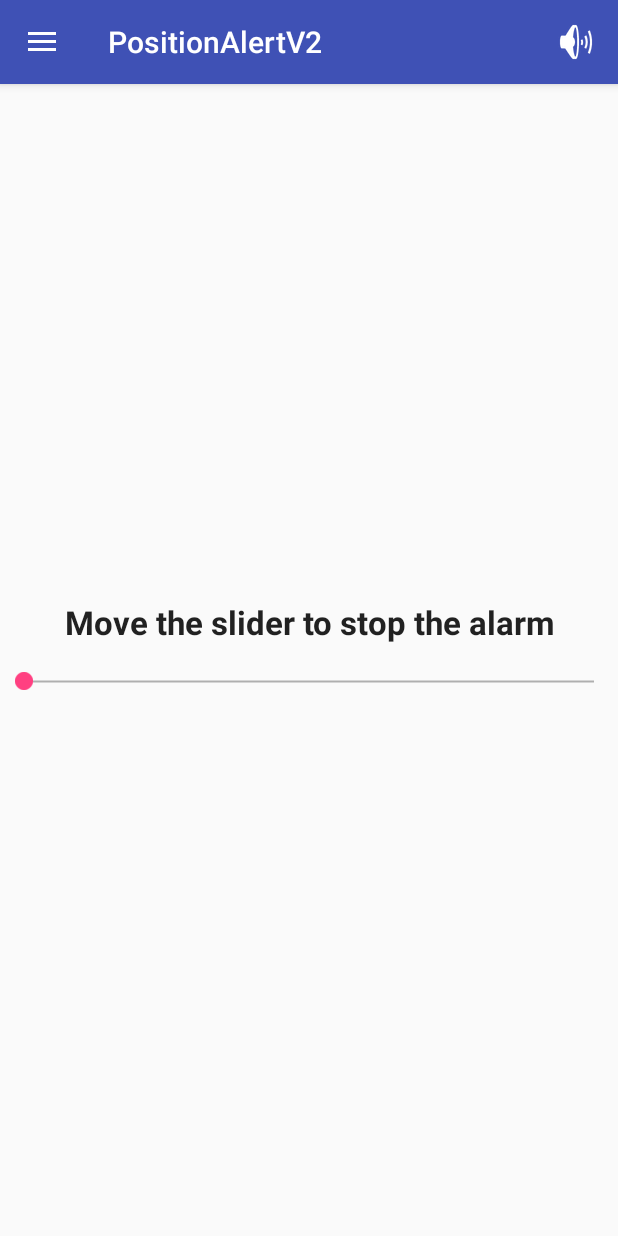
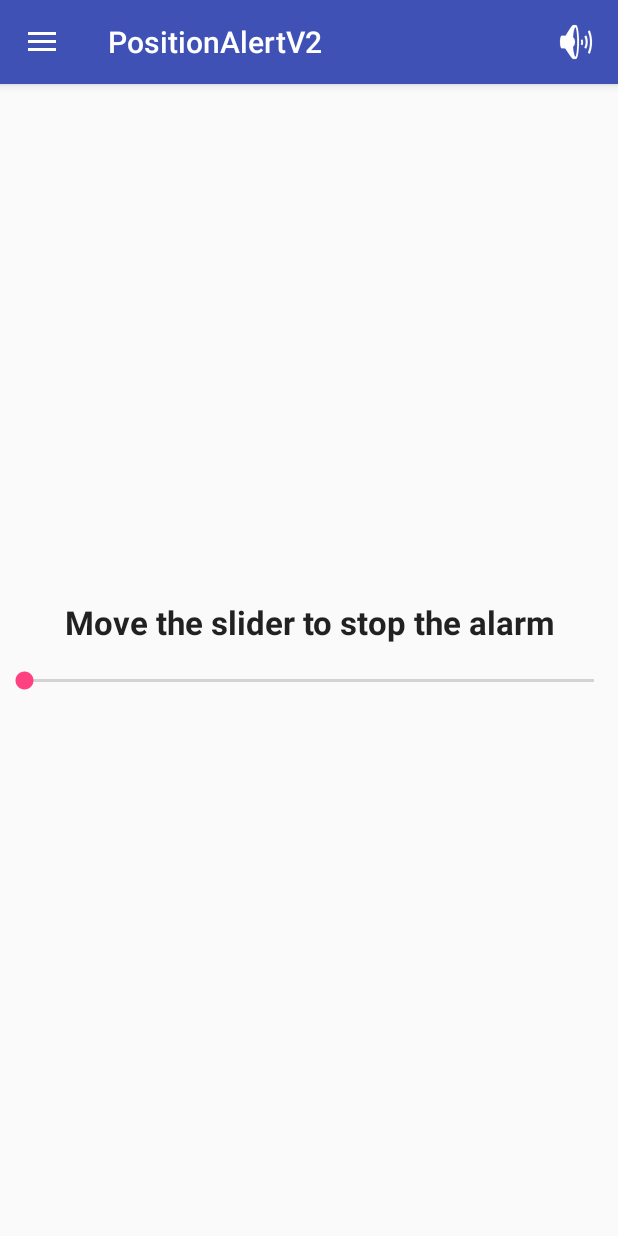
Before and after one commit to AngelMariages/PositionAlert, an Android app: the screen it shows after launch (MainActivity), after a tap on "Test", on a phone screen of 412 x 824 dp. Run offline under Robolectric (Android 15) with nearby library versions, the phone set to English and light mode, and no system bars; 1 other tap on this screen came first.

Commit message:
Fixing things 4

```diff
--- a/app/src/main/java/org/angelmariages/positionalertv2/MainActivity.java
+++ b/app/src/main/java/org/angelmariages/positionalertv2/MainActivity.java
@@ -45,7 +45,14 @@ public class MainActivity extends AppCompatActivity implements NavigationView.On
 
         dbHelper = new DestinationDBHelper(this);
 
-        loadMapFragment();
+        Intent intent = getIntent();
+        if (intent.hasExtra(Utils.RINGTONE_TO_ACTIVITY)) {
+            String ringtone = intent.getStringExtra(Utils.RINGTONE_TO_ACTIVITY);
+            loadStopAlarmFragment(ringtone);
+
+        } else {
+            loadMapFragment();
+        }
 
         Toolbar toolbar = (Toolbar) findViewById(R.id.toolbar);//Afegir Toolbar de dalt
         setSupportActionBar(toolbar);
@@ -134,13 +141,18 @@ public class MainActivity extends AppCompatActivity implements NavigationView.On
         } else if (id == R.id.nav_destinationsList) {
             loadDestinationsListFragment();
         } else if (id == R.id.test) {
-            StopAlarmFragment stopAlarmFragment = new StopAlarmFragment();
-            getFragmentManager().beginTransaction().replace(R.id.main_fragment, stopAlarmFragment).commit();
+            loadStopAlarmFragment(RingtoneManager.EXTRA_RINGTONE_DEFAULT_URI);
         }
 
         DrawerLayout drawer = (DrawerLayout) findViewById(R.id.drawer_layout);
         drawer.closeDrawer(GravityCompat.START);
         return true;
+    }
+
+    private void loadStopAlarmFragment(String ringtone) {
+        getFragmentManager().beginTransaction().replace(R.id.main_fragment,
+                StopAlarmFragment.newInstance(ringtone)
+                ).commit();
     }
 
     private void loadMapFragment() {
--- a/app/src/main/java/org/angelmariages/positionalertv2/StopAlarmFragment.java
+++ b/app/src/main/java/org/angelmariages/positionalertv2/StopAlarmFragment.java
@@ -1,6 +1,10 @@
 package org.angelmariages.positionalertv2;
 
 import android.app.Fragment;
+import android.content.Context;
+import android.media.MediaPlayer;
+import android.media.RingtoneManager;
+import android.net.Uri;
 import android.os.Bundle;
 import android.support.annotation.Nullable;
 import android.view.LayoutInflater;
@@ -8,9 +12,31 @@ import android.view.View;
 import android.view.ViewGroup;
 import android.widget.SeekBar;
 
+import java.io.IOException;
+
 public class StopAlarmFragment extends Fragment {
-    private SeekBar stopSeekBar;
-    private boolean stoped;
+    private MediaPlayer mediaPlayer;
+    private String ringtoneSaved;
+    private static final String ARG_RINGTONE = "ARG_RINGTONE";
+
+    public static StopAlarmFragment newInstance(String ringtone) {
+        StopAlarmFragment stopAlarmFragment = new StopAlarmFragment();
+        Bundle args = new Bundle();
+        args.putString(ARG_RINGTONE, ringtone);
+        stopAlarmFragment.setArguments(args);
+        return stopAlarmFragment;
+    }
+
+    @Override
+    public void onCreate(Bundle savedInstanceState) {
+        super.onCreate(savedInstanceState);
+        if(getArguments() != null) {
+            /*String ringtoneSaved = getSharedPreferences(Utils.SHARED_PREFERENCES_NAME, Context.MODE_PRIVATE)
+                    .getString(Utils.RINGTONE_PREFERENCE, null);*/
+            ringtoneSaved = getArguments().getString(ARG_RINGTONE);
+            startRingtone(getActivity());
+        }
+    }
 
     @Nullable
     @Override
@@ -21,19 +47,16 @@ public class StopAlarmFragment extends Fragment {
     @Override
     public void onViewCreated(final View view, Bundle savedInstanceState) {
         super.onViewCreated(view, savedInstanceState);
-        stopSeekBar = (SeekBar) view.findViewById(R.id.seekStop);
+        SeekBar stopSeekBar = (SeekBar) view.findViewById(R.id.seekStop);
         stopSeekBar.setOnSeekBarChangeListener(new SeekBar.OnSeekBarChangeListener() {
             @Override
             public void onProgressChanged(SeekBar seekBar, int progress, boolean fromUser) {
-                if(!stoped && fromUser) {
+                if(fromUser) {
                     if(progress > 95) {
-                        Utils.showSToast("Finished!", view.getContext());
-                        stoped = true;
+                        Utils.showSToast("Stopped!", view.getContext());
+                        stopRingtone();
+                        getActivity().finish();
                     }
-                }
-                //For testing purposes
-                if(progress < 10) {
-                    stoped = false;
                 }
             }
 
@@ -48,4 +71,27 @@ public class StopAlarmFragment extends Fragment {
             }
         });
     }
+
+    public void startRingtone(Context context) {
+        if(ringtoneSaved == null || ringtoneSaved.isEmpty()) {
+            ringtoneSaved = RingtoneManager.EXTRA_RINGTONE_DEFAULT_URI;
+        }
+        try {
+            mediaPlayer = new MediaPlayer();
+            mediaPlayer.setDataSource(context, Uri.parse(ringtoneSaved));
+            mediaPlayer.prepare();
+            mediaPlayer.setLooping(true);
+            mediaPlayer.start();
+            mediaPlayer.setScreenOnWhilePlaying(true);
+            Utils.sendLog("STARTED!!");
+            Utils.sendLog("URI: " + ringtoneSaved);
+        } catch (IOException e) {
+            e.printStackTrace();
+        }
+    }
+
+    public void stopRingtone() {
+        Utils.sendLog("STOPPED!!");
+        mediaPlayer.stop();
+    }
 }
--- a/app/src/main/java/org/angelmariages/positionalertv2/Utils.java
+++ b/app/src/main/java/org/angelmariages/positionalertv2/Utils.java
@@ -12,6 +12,7 @@ public abstract class Utils {
     public static final String SHARED_PREFERENCES_NAME = "org.angelmariages.positionalertv2.SHARED_PREFERENCES_NAME";
     public static final String RINGTONE_PREFERENCE = "org.angelmariages.positionalertv2.RINGTONE_PREFERENCE_";
     public static final int NULL_ID = -1;
+    public static final String RINGTONE_TO_ACTIVITY = "org.angelmariages.positionalertv2.STOP_RINGTONE_ACTION";
     public static String geofenceDefaultName = "org.angelmariages.positionalertv2.GEOFENCE_DEFAULT";
     public static final int RINGTONE_SELECT_RESULT = 987;
 
--- a/app/src/main/res/layout/stop_alarm_fragment.xml
+++ b/app/src/main/res/layout/stop_alarm_fragment.xml
@@ -18,6 +18,6 @@
         android:layout_height="wrap_content"
         android:id="@+id/seekStop"
         android:max="100"
-        android:scrollbarSize="30dp"
-        style="@style/tallerSeekBar" />
+        style="@style/Widget.AppCompat.SeekBar"
+        android:minHeight="50dip" />
 </LinearLayout>
--- a/app/src/main/res/values/styles.xml
+++ b/app/src/main/res/values/styles.xml
@@ -14,16 +14,4 @@
     <style name="AppTheme.AppBarOverlay" parent="ThemeOverlay.AppCompat.Dark.ActionBar" />
     <style name="AppTheme.PopupOverlay" parent="ThemeOverlay.AppCompat.Light" />
 
-    <style name="tallerSeekBar" parent="android:Widget">
-        <item name="android:indeterminateOnly">false</item>
-        <item name="android:progressDrawable">@drawable/abc_seekbar_track_material</item>
-        <item name="android:indeterminateDrawable">@drawable/abc_seekbar_track_material</item>
-        <item name="android:thumb">@drawable/abc_seekbar_thumb_material</item>
-        <item name="android:focusable">true</item>
-        <item name="android:paddingLeft">16dip</item>
-        <item name="android:paddingRight">16dip</item>
-        <item name="android:minHeight">50dip</item>
-        <item name="android:maxHeight">50dip</item>
-    </style>
-
 </resources>
```
Also changed, not shown: app/src/main/java/org/angelmariages/positionalertv2/destination/DestinationHandle.java (+8 -22 lines).
